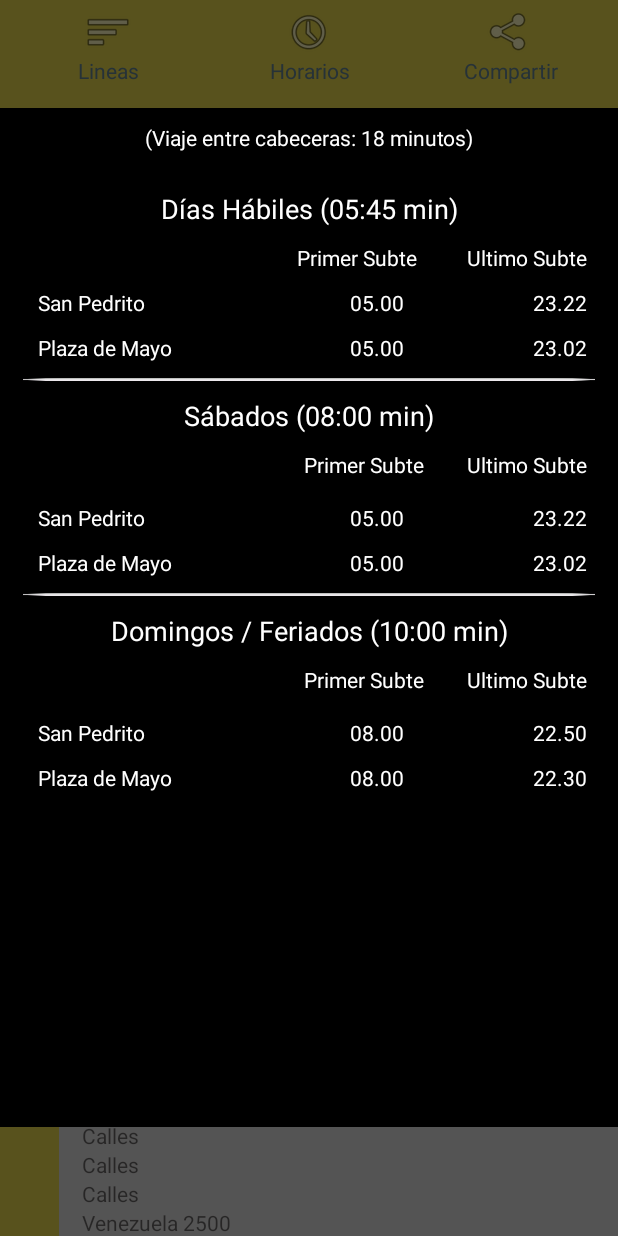
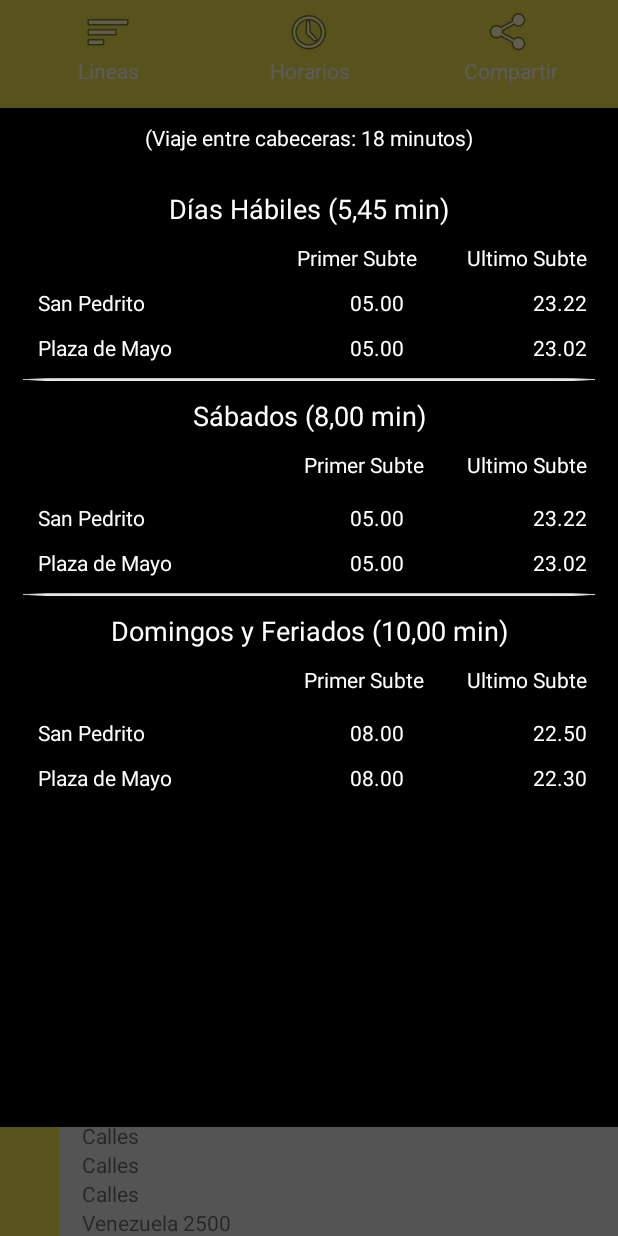
Before and after one commit to cristiansan/Subte, an Android app: the H screen opened directly, with no data from a screen before it, after a tap on "Horarios", on a phone screen of 412 x 824 dp. Run offline under Robolectric (Android 15) with nearby library versions, the light colour scheme and no system bars.

Commit message:
string en ingles

```diff
--- a/app/src/main/res/layout/dialog_timer_h.xml
+++ b/app/src/main/res/layout/dialog_timer_h.xml
@@ -25,7 +25,7 @@
             <TextView
                 android:layout_width="match_parent"
                 android:layout_height="wrap_content"
-                android:text="(Viaje entre cabeceras: 18 minutos)"
+                android:text="@string/cabeceras_h"
                 android:gravity="center"
                 android:textColor="#ffffff"
                 android:layout_marginBottom="20dp"
@@ -38,7 +38,7 @@
         android:layout_height="0dp"
         android:padding="5dp"
         android:textAppearance="?android:attr/textAppearanceMedium"
-        android:text="Días Hábiles (05:45 min)"
+        android:text="@string/frecuencia_dias_habiles_h"
         android:gravity="center"
         android:textColor="#ffffff"
         android:layout_gravity="center_horizontal"
@@ -66,7 +66,7 @@
             android:layout_height="wrap_content"
             android:paddingEnd="5dp"
             android:gravity="end"
-            android:text="Primer Subte"
+            android:text="@string/primer_subte"
             android:textColor="#ffffff"
             android:layout_weight="1"/>
 
@@ -74,7 +74,7 @@
             android:layout_width="80dp"
             android:layout_height="wrap_content"
             android:paddingEnd="5dp"
-            android:text="Ultimo Subte"
+            android:text="@string/ultimo_subte"
             android:gravity="end"
             android:textColor="#ffffff"
             android:layout_weight="1"/>
@@ -165,7 +165,7 @@
         android:layout_height="0dp"
         android:padding="5dp"
         android:textAppearance="?android:attr/textAppearanceMedium"
-        android:text="Sábados (08:00 min)"
+        android:text="@string/frecuencia_sabados_h"
         android:gravity="center"
         android:textColor="#ffffff"
         android:layout_gravity="center_horizontal"
@@ -190,7 +190,7 @@
             android:paddingEnd="5dp"
             android:paddingBottom="5dp"
             android:gravity="end"
-            android:text="Primer Subte"
+            android:text="@string/primer_subte"
             android:textColor="#ffffff"
             android:layout_weight="1"/>
 
@@ -198,7 +198,7 @@
             android:layout_width="wrap_content"
             android:layout_height="wrap_content"
             android:paddingEnd="5dp"
-            android:text="Ultimo Subte"
+            android:text="@string/ultimo_subte"
             android:gravity="end"
             android:textColor="#ffffff"
             android:layout_weight="1"/>
@@ -289,7 +289,7 @@
         android:layout_height="0dp"
         android:padding="5dp"
         android:textAppearance="?android:attr/textAppearanceMedium"
-        android:text="Domingos / Feriados (10:00 min)"
+        android:text="@string/frecuencia_domingos_h"
         android:gravity="center"
         android:textColor="#ffffff"
         android:layout_gravity="center_horizontal"
@@ -314,7 +314,7 @@
             android:paddingBottom="5dp"
             android:paddingEnd="5dp"
             android:gravity="end"
-            android:text="Primer Subte"
+            android:text="@string/primer_subte"
             android:textColor="#ffffff"
             android:layout_weight="1"/>
 
@@ -323,7 +323,7 @@
             android:layout_height="wrap_content"
             android:paddingEnd="5dp"
             android:gravity="end"
-            android:text="Ultimo Subte"
+            android:text="@string/ultimo_subte"
             android:textColor="#ffffff"
             android:layout_weight="1"/>
 
--- a/app/src/main/res/layout/h.xml
+++ b/app/src/main/res/layout/h.xml
@@ -18,10 +18,10 @@
             android:layout_width="match_parent"
             android:layout_height="wrap_content"
             android:layout_weight="1"
-            android:text="Lineas"
+            android:text="@string/lineas"
             android:gravity="center"
             android:drawableTop="@android:drawable/ic_menu_sort_by_size"
-            android:textColor="@color/colorGrey"
+            android:textColor="#e6e6e6"
             android:onClick="btnMain"/>
 
 
@@ -29,10 +29,10 @@
             android:layout_width="match_parent"
             android:layout_height="wrap_content"
             android:layout_weight="1"
-            android:text="Horarios"
+            android:text="@string/horarios"
+            android:textColor="#e6e6e6"
             android:gravity="center"
             android:drawableTop="@android:drawable/ic_menu_recent_history"
-            android:textColor="@color/colorGrey"
             android:onClick="btnTimer"
             />
 
@@ -40,10 +40,10 @@
             android:layout_width="match_parent"
             android:layout_height="wrap_content"
             android:layout_weight="1"
-            android:text="Compartir"
+            android:text="@string/compartir"
             android:gravity="center"
             android:drawableTop="@android:drawable/ic_menu_share"
-            android:textColor="@color/colorGrey"
+            android:textColor="#e6e6e6"
             android:onClick="btnShare"
             />
 
@@ -63,7 +63,7 @@
             <TextView
                 android:layout_width="match_parent"
                 android:layout_height="wrap_content"
-                android:text="Linea H"
+                android:text="@string/linea_h"
                 android:textStyle="bold"
                 android:background="@color/colorYellow"
                 android:textSize="50dp"
```
Also changed, not shown: app/src/main/res/layout/a.xml (+4 -4 lines), app/src/main/res/layout/activity_main.xml (+6 -6 lines), app/src/main/res/layout/b.xml (+4 -4 lines), app/src/main/res/layout/c.xml (+4 -4 lines), app/src/main/res/layout/d.xml (+4 -4 lines), app/src/main/res/layout/dialog_timer_a.xml (+10 -10 lines), app/src/main/res/layout/dialog_timer_b.xml (+9 -9 lines), app/src/main/res/layout/dialog_timer_c.xml (+7 -7 lines), app/src/main/res/layout/dialog_timer_d.xml (+7 -7 lines), app/src/main/res/layout/dialog_timer_e.xml (+10 -10 lines), app/src/main/res/layout/e.xml (+4 -4 lines), app/src/main/res/values/strings.xml (+47 -0 lines), 1 other file.
